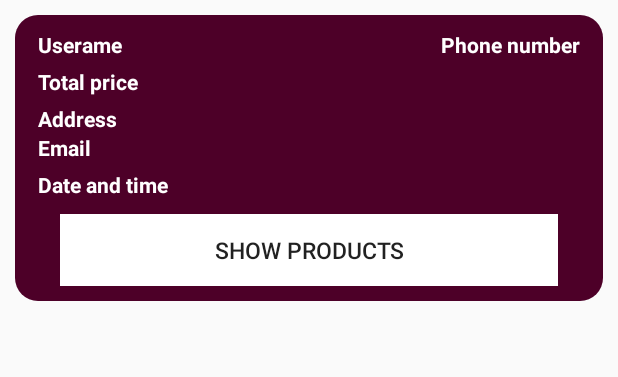
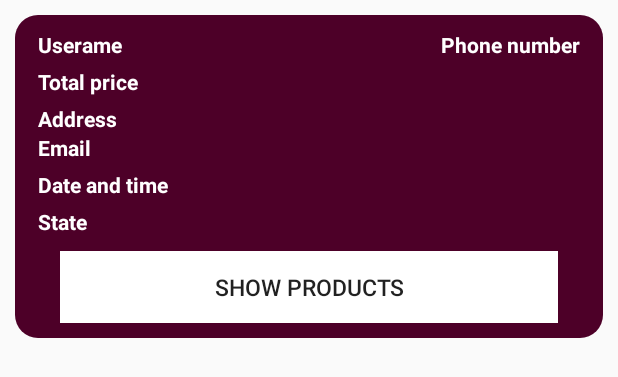
Before and after one commit to BetyDobre/VirtualMakeover-Android_AR_app, an Android app: the layout admin_orders_layout.xml on its own in the app's theme, with its tools: preview values and no code run, on a phone screen of 412 x 824 dp. Shown: the top 377 px of the screen. Run offline under Robolectric (Android 15) with nearby library versions, the phone set to English and light mode, and no system bars.

Commit message:
admin changing order state

```diff
--- a/app/src/main/res/layout/admin_orders_layout.xml
+++ b/app/src/main/res/layout/admin_orders_layout.xml
@@ -82,12 +82,25 @@
             android:layout_below="@id/order_email"
             android:textColor="@color/white"
             />
+        <TextView
+            android:id="@+id/order_state"
+            android:layout_width="match_parent"
+            android:layout_height="wrap_content"
+            android:layout_alignParentEnd="true"
+            android:layout_marginLeft="5dp"
+            android:text="State"
+            android:textSize="14sp"
+            android:textStyle="bold"
+            android:layout_marginTop="5dp"
+            android:layout_below="@id/order_date_time"
+            android:textColor="@color/white"
+            />
 
         <Button
             android:id="@+id/admin_show_products_btn"
             android:layout_width="match_parent"
             android:layout_height="wrap_content"
-            android:layout_below="@+id/order_date_time"
+            android:layout_below="@+id/order_state"
             android:layout_marginLeft="20dp"
             android:layout_marginRight="20dp"
             android:layout_marginTop="10dp"
```
Also changed, not shown: app/src/main/java/com/shop/AdminOrdersActivity.java (+68 -1 lines).
